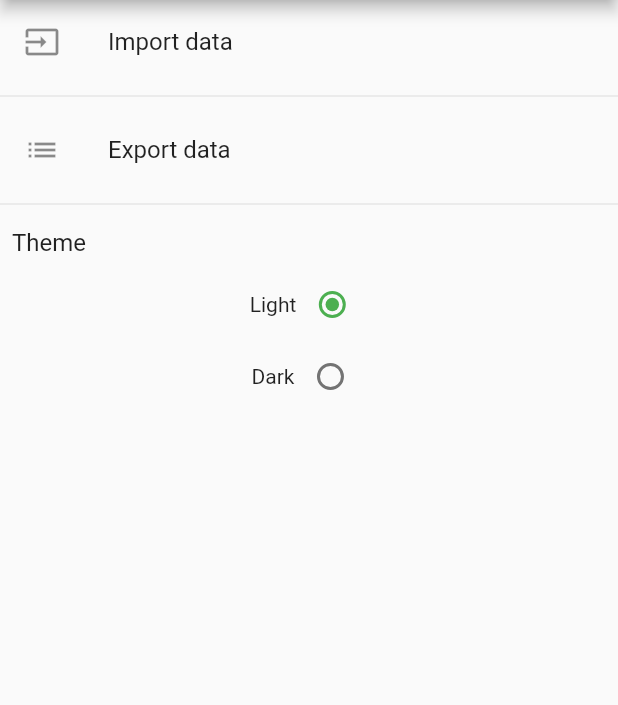
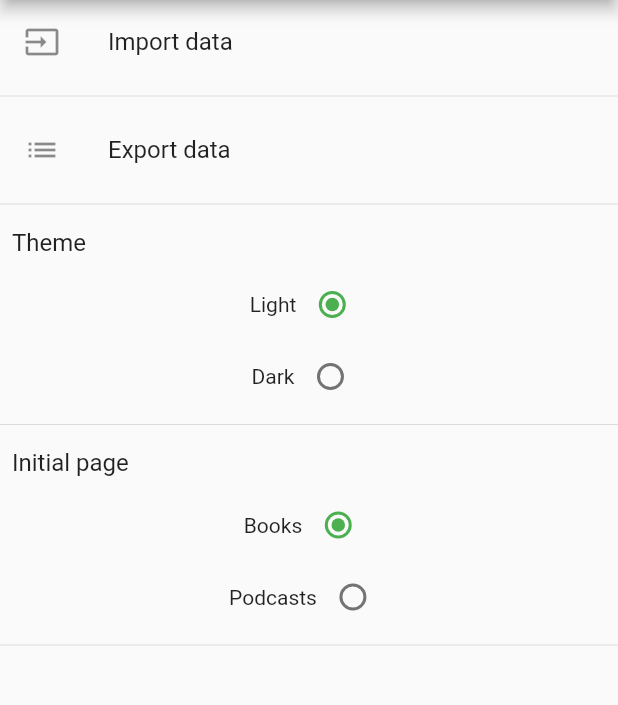
Before and after one commit to codinguniverse-de/trackit, a Flutter app: the SettingsPage screen opened by its route, on a phone screen of 412 x 824 dp, the part 84-789 px from its top. Run offline on Flutter 3.47's test engine with Material 2 defaults, Android fonts, the phone set to English and light mode, and no system bars; our stand-ins replace charts_flutter, image_picker, shared_preferences, smooth_star_rating, sqflite; accounts and stored records are empty.

Commit message:
Let user switch start page in settings

```diff
--- a/lib/common/side_drawer.dart
+++ b/lib/common/side_drawer.dart
@@ -13,7 +13,7 @@ class SideDrawer extends StatelessWidget {
           ListTile(
             leading: Icon(Icons.book),
             title: Text(Localization.of(context).booksDrawerItem),
-            onTap: () => Navigator.of(context).pushReplacementNamed('/'),
+            onTap: () => Navigator.of(context).pushReplacementNamed('/books'),
           ),
           ListTile(
             leading: Icon(Icons.headset),
--- a/lib/main.dart
+++ b/lib/main.dart
@@ -25,11 +25,12 @@ class MyApp extends StatefulWidget {
 class _MyAppState extends State<MyApp> {
   final model = MainModel();
   Brightness _theme = Brightness.light;
+  Widget _startPage;
 
   @override
   void initState() {
     super.initState();
-
+    getStartPage();
     getTheme();
   }
 
@@ -53,12 +54,14 @@ class _MyAppState extends State<MyApp> {
           brightness: _theme,
         ),
         routes: {
-          '/': (BuildContext context) => BooksPage(model),
+          '/': (BuildContext context) => _startPage,
+          '/books': (BuildContext context) => BooksPage(model),
           '/create': (BuildContext context) => EditBookPage(),
           '/podcasts': (BuildContext context) => PodcastsPage(model),
           '/addpodcast': (BuildContext context) => AddPodcastPage(),
           '/settings': (BuildContext context) => SettingsPage(
                 themeChanged: themeChanged,
+                startPageChanged: startpageChanged,
               ),
           '/statistics': (BuildContext context) => StatisticsPage(model),
         },
@@ -126,4 +129,46 @@ class _MyAppState extends State<MyApp> {
     SharedPreferences prefs = await SharedPreferences.getInstance();
     prefs.setString('theme', value);
   }
+
+  void startpageChanged(StartPage startPage) async {
+    model.startPage = startPage;
+    String value = 'books';
+    switch (startPage) {
+      case StartPage.BOOKS:
+        value = 'books';
+        setState(() {
+          _startPage = BooksPage(model);
+        });
+        break;
+      case StartPage.PODCASTS:
+        value = 'podcasts';
+        setState(() {
+          _startPage = PodcastsPage(model);
+        });
+        break;
+    }
+    SharedPreferences prefs = await SharedPreferences.getInstance();
+    prefs.setString('startpage', value);
+  }
+
+  void getStartPage() async {
+    _startPage = BooksPage(model);
+    SharedPreferences prefs = await SharedPreferences.getInstance();
+    String startPage = prefs.getString('startpage') ?? 'books';
+
+    switch (startPage) {
+      case 'books':
+        setState(() {
+          _startPage = BooksPage(model);
+        });
+        model.startPage = StartPage.BOOKS;
+        break;
+      case 'podcasts':
+        setState(() {
+          _startPage = PodcastsPage(model);
+        });
+        model.startPage = StartPage.PODCASTS;
+        break;
+    }
+  }
 }
--- a/lib/model/main_model.dart
+++ b/lib/model/main_model.dart
@@ -3,6 +3,7 @@ import 'package:flutter/material.dart';
 import 'package:scoped_model/scoped_model.dart';
 import 'package:track_it/model/books_model.dart';
 import 'package:track_it/model/podcast_model.dart';
+import 'package:track_it/pages/settings_page.dart';
 
 class MainModel extends Model with BooksModel, PodcastModel {
   Brightness _theme;
@@ -13,4 +14,11 @@ class MainModel extends Model with BooksModel, PodcastModel {
     notifyListeners();
   }
 
+  StartPage _startPage;
+  StartPage get startPage => _startPage;
+
+  set startPage(StartPage page) {
+    _startPage = page;
+    notifyListeners();
+  }
 }
--- a/lib/pages/books/edit_book_page.dart
+++ b/lib/pages/books/edit_book_page.dart
@@ -253,7 +253,7 @@ class _EditBookPageState extends State<EditBookPage> {
       book.id = widget.editBook.id;
       model.updateBook(book);
     }
-    Navigator.of(context).pushReplacementNamed('/');
+    Navigator.of(context).pushReplacementNamed('/books');
   }
 
   Widget buildImageContainer(BuildContext context) {
--- a/lib/pages/settings_page.dart
+++ b/lib/pages/settings_page.dart
@@ -1,26 +1,28 @@
 import 'package:flutter/material.dart';
 import 'package:scoped_model/scoped_model.dart';
+import 'package:track_it/common/side_drawer.dart';
 import 'package:track_it/model/main_model.dart';
 import 'package:track_it/util/localization.dart';
 
-
 class SettingsPage extends StatelessWidget {
   final Function(Brightness) themeChanged;
+  final Function(StartPage) startPageChanged;
 
-  SettingsPage({this.themeChanged});
+  SettingsPage({this.themeChanged, this.startPageChanged});
 
   @override
   Widget build(BuildContext context) {
     return Scaffold(
+      drawer: SideDrawer(),
       appBar: AppBar(
-        leading: IconButton(icon: Icon(Icons.arrow_back), onPressed: () {
-          Navigator.of(context).pushReplacementNamed('/');
+        leading: IconButton(
+            icon: Icon(Icons.arrow_back),
+            onPressed: () {
+              Navigator.of(context).pushReplacementNamed('/books');
             }),
         title: Text(Localization.of(context).settings),
       ),
-      body:
-      ScopedModelDescendant<MainModel>(
-        builder: (context, widget, model) {
+      body: ScopedModelDescendant<MainModel>(builder: (context, widget, model) {
         return Column(
           crossAxisAlignment: CrossAxisAlignment.start,
           children: <Widget>[
@@ -62,10 +64,37 @@ class SettingsPage extends StatelessWidget {
                 ),
               ],
             ),
+            Divider(),
+            Padding(
+              padding: const EdgeInsets.all(8.0),
+              child: Text(Localization.of(context).startPage, style: Theme.of(context).textTheme.subhead),
+            ),
+            Row(
+              mainAxisAlignment: MainAxisAlignment.center,
+              children: <Widget>[
+                Text(Localization.of(context).booksDrawerItem),
+                Radio<StartPage>(
+                  value: StartPage.BOOKS,
+                  onChanged: startPageChanged,
+                  groupValue: model.startPage,
+                ),
+              ],
+            ),
+            Row(
+              mainAxisAlignment: MainAxisAlignment.center,
+              children: <Widget>[
+                Text(Localization.of(context).podcasts),
+                Radio<StartPage>(
+                  value: StartPage.PODCASTS,
+                  onChanged: startPageChanged,
+                  groupValue: model.startPage,
+                ),
+              ],
+            ),
+            Divider(),
           ],
         );
-        }
-      ),
+      }),
     );
   }
 
@@ -79,7 +108,6 @@ class SettingsPage extends StatelessWidget {
 //    );
 //    if (path == null)
 //      return;
-
   }
 
   void _exportData(BuildContext context, MainModel model) async {
@@ -97,3 +125,5 @@ class SettingsPage extends StatelessWidget {
 //    Scaffold.of(context).showSnackBar(SnackBar(content: Text(Localization.of(context).exportSuccess)));
   }
 }
+
+enum StartPage { BOOKS, PODCASTS }
--- a/lib/util/localization.dart
+++ b/lib/util/localization.dart
@@ -8,6 +8,7 @@ class Localization {
   final Locale locale;
 
   Localization(this.locale);
+
 
 
   static Localization of(BuildContext context) {
@@ -21,6 +22,7 @@ class Localization {
 
   _getValue(String key) => _localizedValues[locale.languageCode][key];
 
+  String get startPage => _getValue(StartPage);
   String get episodes => _getValue(Episodes);
   String get details => _getValue(Details);
   String get addPodcast => _getValue(AddPodcast);
--- a/lib/util/localization_strings.dart
+++ b/lib/util/localization_strings.dart
@@ -41,7 +41,8 @@ const String AppTitle = 'app_title',
     Podcasts = 'podcasts',
     AddPodcast = 'add_podcast',
     Episodes = 'episodes',
-    Details = 'details';
+    Details = 'details',
+    StartPage = 'start_page';
 
 final de = {
   AppTitle: 'TrackIt',
@@ -87,7 +88,8 @@ final de = {
   Podcasts: 'Podcasts',
   AddPodcast: 'Podcast hinzufügen',
   Episodes: 'Episoden',
-  Details: 'Detail'
+  Details: 'Detail',
+  StartPage: 'Startseite'
 };
 
 final en = {
@@ -134,5 +136,6 @@ final en = {
   Podcasts: 'Podcasts',
   AddPodcast: 'Add Podcast',
   Episodes: 'Episodes',
-  Details: 'Detail'
+  Details: 'Detail',
+  StartPage: 'Initial page'
 };
```
Lines whose indentation alone changed are shown as unchanged.
